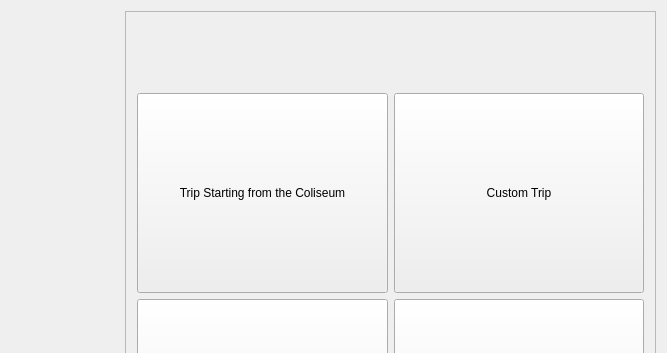
Qt form mainwindow.ui (pkhodadoustan/NFLFootballTouring) before a commit; both pictures show x 423 to 1090 and y 0 to 353 of the 1090 by 614 pixel window.
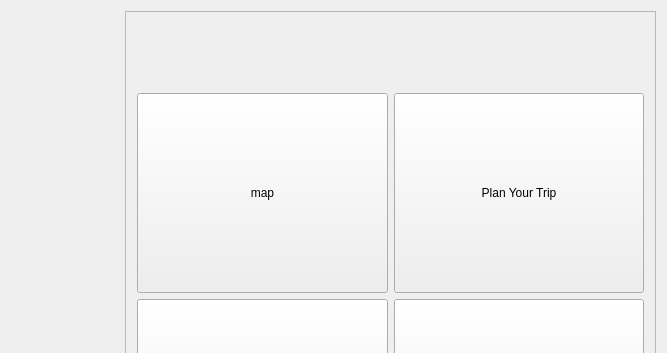
The same form after that commit. Icons and pictures are not drawn.

The edit to the form file:
```diff
--- a/mainwindow.ui
+++ b/mainwindow.ui
@@ -118,7 +118,7 @@
                 </size>
                </property>
                <property name="text">
-                <string>Trip Starting from the Coliseum</string>
+                <string>map</string>
                </property>
               </widget>
              </item>
@@ -137,7 +137,7 @@
                 </size>
                </property>
                <property name="text">
-                <string>Custom Trip</string>
+                <string>Plan Your Trip</string>
                </property>
               </widget>
              </item>
```
